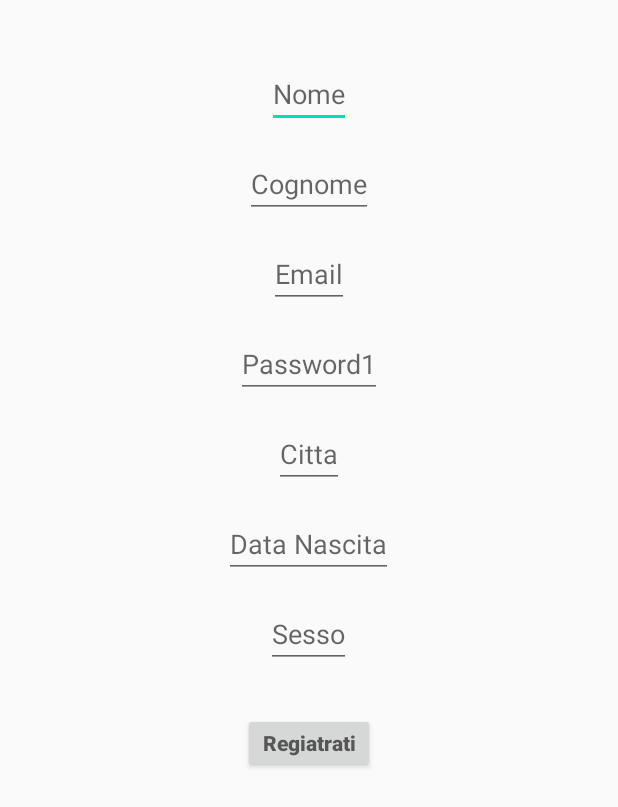
After one commit to romanotasso/ProgAndroid, an Android app: the layout activity_register.xml on its own in the app's theme, with its tools: preview values and no code run, on a phone screen of 412 x 824 dp. The commit adds this screen. Shown: the top 807 px of the screen. Run offline under Robolectric (Android 15) with nearby library versions, the phone set to English and light mode, and no system bars.

Commit message:
Layout activity_main e activity_register

```diff
--- a/app/src/main/AndroidManifest.xml
+++ b/app/src/main/AndroidManifest.xml
@@ -9,7 +9,8 @@
         android:roundIcon="@mipmap/ic_launcher_round"
         android:supportsRtl="true"
         android:theme="@style/AppTheme">
-        <activity android:name=".MainActivity">
+        <activity android:name=".RegisterActivity"></activity>
+        <activity android:name=".LoginActivity">
             <intent-filter>
                 <action android:name="android.intent.action.MAIN" />
 
--- /dev/null
+++ b/app/src/main/res/layout/activity_register.xml
@@ -0,0 +1,70 @@
+<?xml version="1.0" encoding="utf-8"?>
+<LinearLayout xmlns:android="http://schemas.android.com/apk/res/android"
+    xmlns:app="http://schemas.android.com/apk/res-auto"
+    xmlns:tools="http://schemas.android.com/tools"
+    android:layout_width="match_parent"
+    android:layout_height="match_parent"
+    tools:context=".RegisterActivity"
+    android:orientation="vertical"
+    android:gravity="center_horizontal">
+
+    <EditText
+        android:id="@+id/edittext_nome"
+        android:layout_width="wrap_content"
+        android:layout_height="40dp"
+        android:layout_marginTop="45dp"
+        android:hint="@string/nome"/>
+
+    <EditText
+        android:id="@+id/edittext_cognome"
+        android:layout_width="wrap_content"
+        android:layout_height="40dp"
+        android:layout_marginTop="20dp"
+        android:hint="@string/cognome"/>
+
+    <EditText
+        android:id="@+id/edittext_email"
+        android:layout_width="wrap_content"
+        android:layout_height="40dp"
+        android:layout_marginTop="20dp"
+        android:hint="@string/email"/>
+
+    <EditText
+        android:id="@+id/edittext_password1"
+        android:layout_width="wrap_content"
+        android:layout_height="40dp"
+        android:layout_marginTop="20dp"
+        android:hint="@string/password1" />
+
+    <EditText
+        android:id="@+id/edittext_citta"
+        android:layout_width="wrap_content"
+        android:layout_height="40dp"
+        android:layout_marginTop="20dp"
+        android:hint="@string/citta"/>
+
+    <EditText
+        android:id="@+id/edittext_data_nascita"
+        android:layout_width="wrap_content"
+        android:layout_height="40dp"
+        android:layout_marginTop="20dp"
+        android:hint="@string/data_nascita" />
+
+    <EditText
+        android:id="@+id/edittext_sesso"
+        android:layout_width="wrap_content"
+        android:layout_height="40dp"
+        android:layout_marginTop="20dp"
+        android:hint="@string/sesso" />
+
+    <Button
+        android:id="@+id/button_register"
+        android:layout_width="wrap_content"
+        android:layout_height="40dp"
+        android:layout_marginTop="30dp"
+        android:textStyle="bold"
+        android:hint="@string/regiatrati"/>
+
+
+
+</LinearLayout>
--- a/app/src/main/res/values/strings.xml
+++ b/app/src/main/res/values/strings.xml
@@ -1,3 +1,16 @@
 <resources>
     <string name="app_name">Android</string>
+    <string name="Username">username</string>
+    <string name="password">Password</string>
+    <string name="username">Username</string>
+    <string name="login">Login</string>
+    <string name="crea_nuovo_account">Crea nuovo account</string>
+    <string name="nome">Nome</string>
+    <string name="cognome">Cognome</string>
+    <string name="email">Email</string>
+    <string name="password1">Password1</string>
+    <string name="sesso">Sesso</string>
+    <string name="data_nascita">Data Nascita</string>
+    <string name="citta">Citta</string>
+    <string name="regiatrati">Regiatrati</string>
 </resources>
```
Also changed, not shown: app/src/main/res/layout/activity_main.xml (+36 -9 lines).
